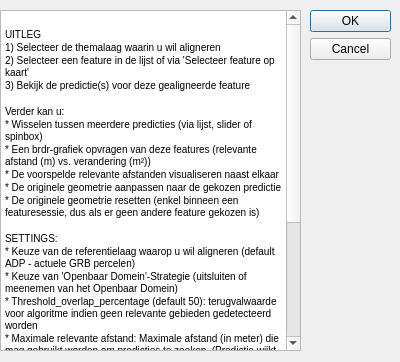
Above: plugin/brdrq/brdrq_help.ui from OnroerendErfgoed/brdrQ before the change. Below: the same form after it.
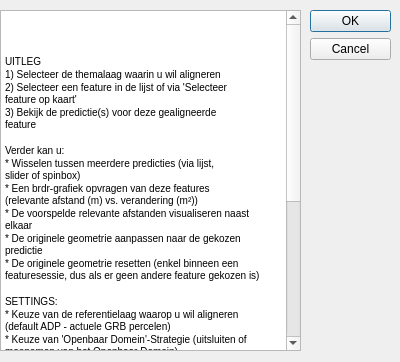
That is the form after the change.

```diff
--- a/plugin/brdrq/brdrq_help.ui
+++ b/plugin/brdrq/brdrq_help.ui
@@ -40,32 +40,75 @@
    </property>
    <property name="html">
     <string>&lt;!DOCTYPE HTML PUBLIC &quot;-//W3C//DTD HTML 4.0//EN&quot; &quot;http://www.w3.org/TR/REC-html40/strict.dtd&quot;&gt;
-&lt;html&gt;&lt;head&gt;&lt;meta name=&quot;qrichtext&quot; content=&quot;1&quot; /&gt;&lt;style type=&quot;text/css&quot;&gt;
-p, li { white-space: pre-wrap; }
-&lt;/style&gt;&lt;/head&gt;&lt;body style=&quot; font-family:'MS Shell Dlg 2'; font-size:7.8pt; font-weight:400; font-style:normal;&quot;&gt;
-&lt;p style=&quot; margin-top:0px; margin-bottom:0px; margin-left:0px; margin-right:0px; -qt-block-indent:0; text-indent:0px;&quot;&gt;                    &lt;/p&gt;
-&lt;p style=&quot; margin-top:0px; margin-bottom:0px; margin-left:0px; margin-right:0px; -qt-block-indent:0; text-indent:0px;&quot;&gt;UITLEG&lt;/p&gt;
-&lt;p style=&quot; margin-top:0px; margin-bottom:0px; margin-left:0px; margin-right:0px; -qt-block-indent:0; text-indent:0px;&quot;&gt;1) Selecteer de themalaag waarin u wil aligneren                     &lt;/p&gt;
-&lt;p style=&quot; margin-top:0px; margin-bottom:0px; margin-left:0px; margin-right:0px; -qt-block-indent:0; text-indent:0px;&quot;&gt;2) Selecteer een feature in de lijst of via 'Selecteer feature op kaart'                                      &lt;/p&gt;
-&lt;p style=&quot; margin-top:0px; margin-bottom:0px; margin-left:0px; margin-right:0px; -qt-block-indent:0; text-indent:0px;&quot;&gt;3) Bekijk de predictie(s) voor deze gealigneerde feature               &lt;/p&gt;
-&lt;p style=&quot; margin-top:0px; margin-bottom:0px; margin-left:0px; margin-right:0px; -qt-block-indent:0; text-indent:0px;&quot;&gt;                     &lt;/p&gt;
-&lt;p style=&quot; margin-top:0px; margin-bottom:0px; margin-left:0px; margin-right:0px; -qt-block-indent:0; text-indent:0px;&quot;&gt;Verder kan u:&lt;/p&gt;
-&lt;p style=&quot; margin-top:0px; margin-bottom:0px; margin-left:0px; margin-right:0px; -qt-block-indent:0; text-indent:0px;&quot;&gt;* Wisselen tussen meerdere predicties (via lijst, slider of spinbox)      &lt;/p&gt;
-&lt;p style=&quot; margin-top:0px; margin-bottom:0px; margin-left:0px; margin-right:0px; -qt-block-indent:0; text-indent:0px;&quot;&gt;* Een brdr-grafiek opvragen van deze features (relevante afstand (m) vs. verandering (m²))                     &lt;/p&gt;
-&lt;p style=&quot; margin-top:0px; margin-bottom:0px; margin-left:0px; margin-right:0px; -qt-block-indent:0; text-indent:0px;&quot;&gt;* De voorspelde relevante afstanden visualiseren naast elkaar                           &lt;/p&gt;
-&lt;p style=&quot; margin-top:0px; margin-bottom:0px; margin-left:0px; margin-right:0px; -qt-block-indent:0; text-indent:0px;&quot;&gt;* De originele geometrie aanpassen naar de gekozen predictie&lt;/p&gt;
-&lt;p style=&quot; margin-top:0px; margin-bottom:0px; margin-left:0px; margin-right:0px; -qt-block-indent:0; text-indent:0px;&quot;&gt;* De originele geometrie resetten (enkel binneen een featuresessie, dus als er geen andere feature gekozen is)&lt;/p&gt;
-&lt;p style=&quot;-qt-paragraph-type:empty; margin-top:0px; margin-bottom:0px; margin-left:0px; margin-right:0px; -qt-block-indent:0; text-indent:0px;&quot;&gt;&lt;br /&gt;&lt;/p&gt;
-&lt;p style=&quot; margin-top:0px; margin-bottom:0px; margin-left:0px; margin-right:0px; -qt-block-indent:0; text-indent:0px;&quot;&gt;SETTINGS:&lt;/p&gt;
-&lt;p style=&quot; margin-top:0px; margin-bottom:0px; margin-left:0px; margin-right:0px; -qt-block-indent:0; text-indent:0px;&quot;&gt;* Keuze van de referentielaag waarop u wil aligneren (default ADP - actuele GRB percelen)&lt;/p&gt;
-&lt;p style=&quot; margin-top:0px; margin-bottom:0px; margin-left:0px; margin-right:0px; -qt-block-indent:0; text-indent:0px;&quot;&gt;* Keuze van 'Openbaar Domein'-Strategie (uitsluiten of meenemen van het Openbaar Domein)&lt;/p&gt;
-&lt;p style=&quot; margin-top:0px; margin-bottom:0px; margin-left:0px; margin-right:0px; -qt-block-indent:0; text-indent:0px;&quot;&gt;* Threshold_overlap_percentage (default 50): terugvalwaarde voor algoritme indien geen relevante gebieden gedetecteerd worden&lt;/p&gt;
-&lt;p style=&quot; margin-top:0px; margin-bottom:0px; margin-left:0px; margin-right:0px; -qt-block-indent:0; text-indent:0px;&quot;&gt;* Maximale relevante afstand: Maximale afstand (in meter) die mag gebruikt worden om predicties te zoeken. (Predictie wijkt maximaal met deze waarde af van het origineel)&lt;/p&gt;
-&lt;p style=&quot; margin-top:0px; margin-bottom:0px; margin-left:0px; margin-right:0px; -qt-block-indent:0; text-indent:0px;&quot;&gt;* brdr_formula toevoegen: Een veld met een formulerende beschrijving van de geometrie wordt toegevoegd aan het resultaat&lt;/p&gt;
-&lt;p style=&quot; margin-top:0px; margin-bottom:0px; margin-left:0px; margin-right:0px; -qt-block-indent:0; text-indent:0px;&quot;&gt;* Evaluatiestrategie FULL: Keuze die de score van de predicties bepaalt op basis van een volledige overlap met referentiepolygonen:&lt;/p&gt;
-&lt;p style=&quot; margin-top:0px; margin-bottom:0px; margin-left:0px; margin-right:0px; -qt-block-indent:0; text-indent:0px;&quot;&gt;	* ONLY_FULL: Enkel predicties met een volledige referentie-overlap worden getoond&lt;/p&gt;
-&lt;p style=&quot; margin-top:0px; margin-bottom:0px; margin-left:0px; margin-right:0px; -qt-block-indent:0; text-indent:0px;&quot;&gt;	* PREFER_FULL: Predicties met een volledige referentie-overlap krijgen een hogere score, anderen worden wel getoond&lt;/p&gt;
-&lt;p style=&quot; margin-top:0px; margin-bottom:0px; margin-left:0px; margin-right:0px; -qt-block-indent:0; text-indent:0px;&quot;&gt;	* NO_FULL: Er wordt geen onderscheid gemaakt tussen predicties met of zonder volledige referentie-overlap&lt;/p&gt;&lt;/body&gt;&lt;/html&gt;</string>
+                    &lt;html&gt;&lt;head&gt;&lt;meta name=&quot;qrichtext&quot; content=&quot;1&quot; /&gt;&lt;style
+                    type=&quot;text/css&quot;&gt;
+                    p, li { white-space: pre-wrap; }
+                    &lt;/style&gt;&lt;/head&gt;&lt;body style=&quot; font-family:'MS Shell Dlg 2'; font-size:7.8pt;
+                    font-weight:400; font-style:normal;&quot;&gt;
+                    &lt;p style=&quot; margin-top:0px; margin-bottom:0px; margin-left:0px; margin-right:0px;
+                    -qt-block-indent:0; text-indent:0px;&quot;&gt; &lt;/p&gt;
+                    &lt;p style=&quot; margin-top:0px; margin-bottom:0px; margin-left:0px; margin-right:0px;
+                    -qt-block-indent:0; text-indent:0px;&quot;&gt;UITLEG&lt;/p&gt;
+                    &lt;p style=&quot; margin-top:0px; margin-bottom:0px; margin-left:0px; margin-right:0px;
+                    -qt-block-indent:0; text-indent:0px;&quot;&gt;1) Selecteer de themalaag waarin u wil aligneren &lt;/p&gt;
+                    &lt;p style=&quot; margin-top:0px; margin-bottom:0px; margin-left:0px; margin-right:0px;
+                    -qt-block-indent:0; text-indent:0px;&quot;&gt;2) Selecteer een feature in de lijst of via 'Selecteer
+                    feature op kaart' &lt;/p&gt;
+                    &lt;p style=&quot; margin-top:0px; margin-bottom:0px; margin-left:0px; margin-right:0px;
+                    -qt-block-indent:0; text-indent:0px;&quot;&gt;3) Bekijk de predictie(s) voor deze gealigneerde
+                    feature &lt;/p&gt;
+                    &lt;p style=&quot; margin-top:0px; margin-bottom:0px; margin-left:0px; margin-right:0px;
+                    -qt-block-indent:0; text-indent:0px;&quot;&gt; &lt;/p&gt;
+                    &lt;p style=&quot; margin-top:0px; margin-bottom:0px; margin-left:0px; margin-right:0px;
+                    -qt-block-indent:0; text-indent:0px;&quot;&gt;Verder kan u:&lt;/p&gt;
+                    &lt;p style=&quot; margin-top:0px; margin-bottom:0px; margin-left:0px; margin-right:0px;
+                    -qt-block-indent:0; text-indent:0px;&quot;&gt;* Wisselen tussen meerdere predicties (via lijst,
+                    slider of spinbox) &lt;/p&gt;
+                    &lt;p style=&quot; margin-top:0px; margin-bottom:0px; margin-left:0px; margin-right:0px;
+                    -qt-block-indent:0; text-indent:0px;&quot;&gt;* Een brdr-grafiek opvragen van deze features
+                    (relevante afstand (m) vs. verandering (m²)) &lt;/p&gt;
+                    &lt;p style=&quot; margin-top:0px; margin-bottom:0px; margin-left:0px; margin-right:0px;
+                    -qt-block-indent:0; text-indent:0px;&quot;&gt;* De voorspelde relevante afstanden visualiseren naast
+                    elkaar &lt;/p&gt;
+                    &lt;p style=&quot; margin-top:0px; margin-bottom:0px; margin-left:0px; margin-right:0px;
+                    -qt-block-indent:0; text-indent:0px;&quot;&gt;* De originele geometrie aanpassen naar de gekozen
+                    predictie&lt;/p&gt;
+                    &lt;p style=&quot; margin-top:0px; margin-bottom:0px; margin-left:0px; margin-right:0px;
+                    -qt-block-indent:0; text-indent:0px;&quot;&gt;* De originele geometrie resetten (enkel binneen een
+                    featuresessie, dus als er geen andere feature gekozen is)&lt;/p&gt;
+                    &lt;p style=&quot;-qt-paragraph-type:empty; margin-top:0px; margin-bottom:0px; margin-left:0px;
+                    margin-right:0px; -qt-block-indent:0; text-indent:0px;&quot;&gt;&lt;br /&gt;&lt;/p&gt;
+                    &lt;p style=&quot; margin-top:0px; margin-bottom:0px; margin-left:0px; margin-right:0px;
+                    -qt-block-indent:0; text-indent:0px;&quot;&gt;SETTINGS:&lt;/p&gt;
+                    &lt;p style=&quot; margin-top:0px; margin-bottom:0px; margin-left:0px; margin-right:0px;
+                    -qt-block-indent:0; text-indent:0px;&quot;&gt;* Keuze van de referentielaag waarop u wil aligneren
+                    (default ADP - actuele GRB percelen)&lt;/p&gt;
+                    &lt;p style=&quot; margin-top:0px; margin-bottom:0px; margin-left:0px; margin-right:0px;
+                    -qt-block-indent:0; text-indent:0px;&quot;&gt;* Keuze van 'Openbaar Domein'-Strategie (uitsluiten of
+                    meenemen van het Openbaar Domein)&lt;/p&gt;
+                    &lt;p style=&quot; margin-top:0px; margin-bottom:0px; margin-left:0px; margin-right:0px;
+                    -qt-block-indent:0; text-indent:0px;&quot;&gt;* Threshold_overlap_percentage (default 50):
+                    terugvalwaarde voor algoritme indien geen relevante gebieden gedetecteerd worden&lt;/p&gt;
+                    &lt;p style=&quot; margin-top:0px; margin-bottom:0px; margin-left:0px; margin-right:0px;
+                    -qt-block-indent:0; text-indent:0px;&quot;&gt;* Maximale relevante afstand: Maximale afstand (in
+                    meter) die mag gebruikt worden om predicties te zoeken. (Predictie wijkt maximaal met deze waarde af
+                    van het origineel)&lt;/p&gt;
+                    &lt;p style=&quot; margin-top:0px; margin-bottom:0px; margin-left:0px; margin-right:0px;
+                    -qt-block-indent:0; text-indent:0px;&quot;&gt;* brdr_formula toevoegen: Een veld met een
+                    formulerende beschrijving van de geometrie wordt toegevoegd aan het resultaat&lt;/p&gt;
+                    &lt;p style=&quot; margin-top:0px; margin-bottom:0px; margin-left:0px; margin-right:0px;
+                    -qt-block-indent:0; text-indent:0px;&quot;&gt;* Evaluatiestrategie FULL: Keuze die de score van de
+                    predicties bepaalt op basis van een volledige overlap met referentiepolygonen:&lt;/p&gt;
+                    &lt;p style=&quot; margin-top:0px; margin-bottom:0px; margin-left:0px; margin-right:0px;
+                    -qt-block-indent:0; text-indent:0px;&quot;&gt; * ONLY_FULL: Enkel predicties met een volledige
+                    referentie-overlap worden getoond&lt;/p&gt;
+                    &lt;p style=&quot; margin-top:0px; margin-bottom:0px; margin-left:0px; margin-right:0px;
+                    -qt-block-indent:0; text-indent:0px;&quot;&gt; * PREFER_FULL: Predicties met een volledige
+                    referentie-overlap krijgen een hogere score, anderen worden wel getoond&lt;/p&gt;
+                    &lt;p style=&quot; margin-top:0px; margin-bottom:0px; margin-left:0px; margin-right:0px;
+                    -qt-block-indent:0; text-indent:0px;&quot;&gt; * NO_FULL: Er wordt geen onderscheid gemaakt tussen
+                    predicties met of zonder volledige referentie-overlap&lt;/p&gt;&lt;/body&gt;&lt;/html&gt;
+                </string>
    </property>
   </widget>
  </widget>
```
Lines whose indentation alone changed are shown as unchanged.
